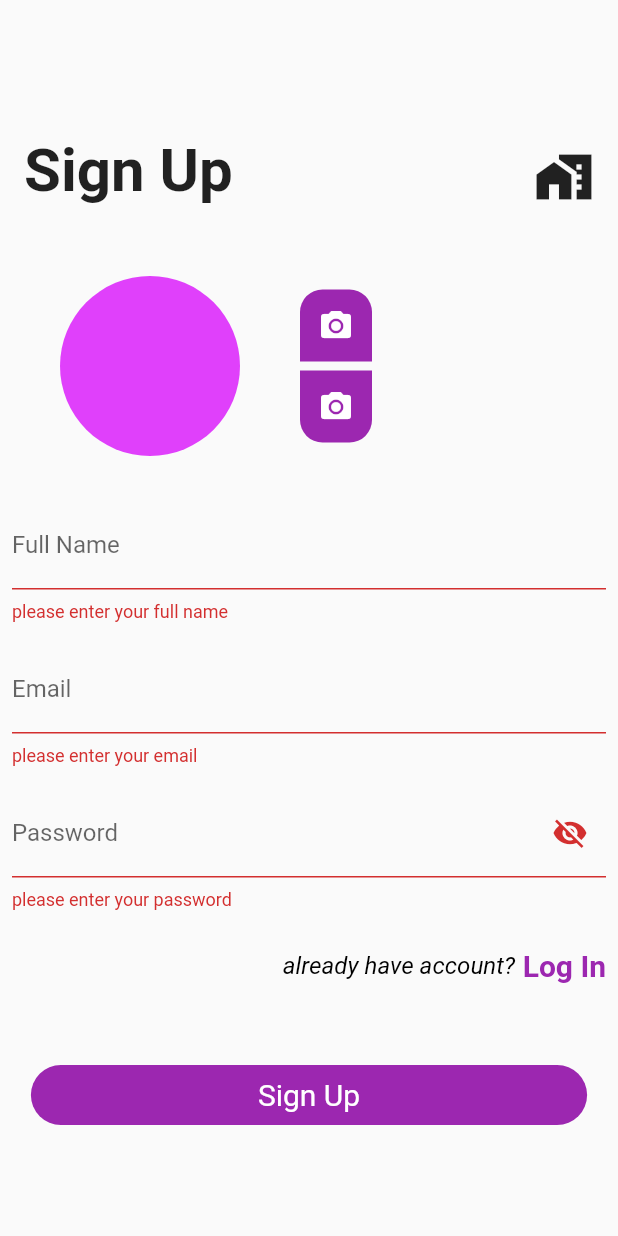
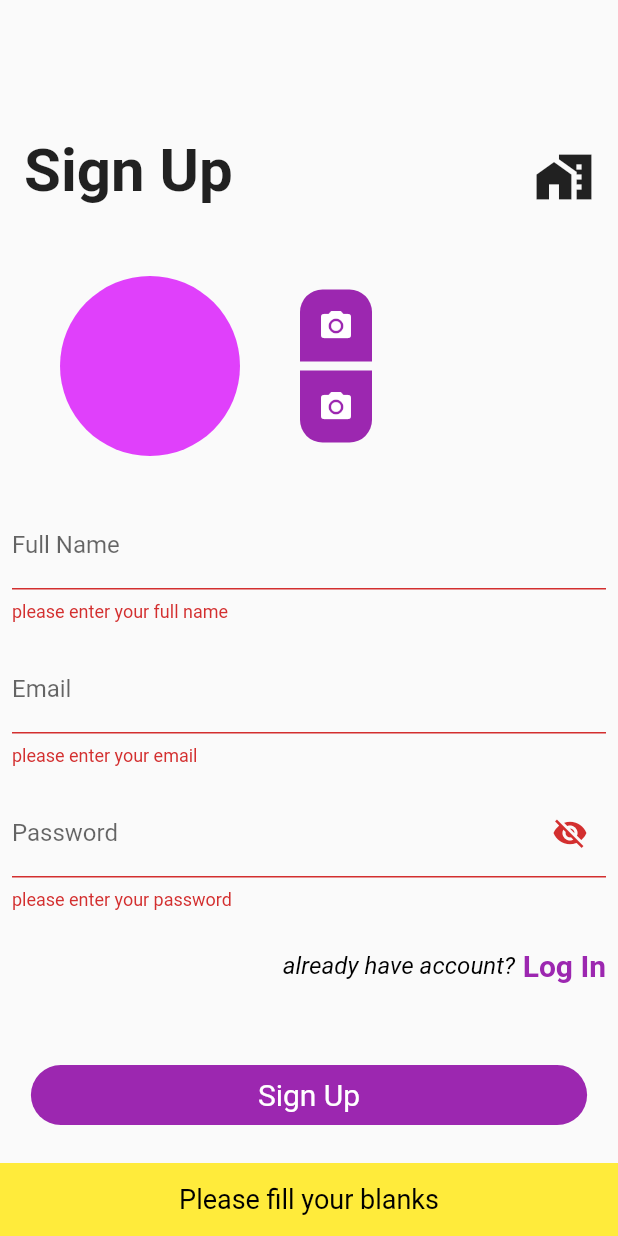
Before and after one commit to fluttberry/shop_app, a Flutter app: the screen it shows after launch, after a tap on "Sign Up", on a phone screen of 412 x 824 dp. Run offline on Flutter 3.47's test engine with Material 2 defaults, Android fonts, the phone set to English and light mode, and no system bars; our stand-ins replace animated_text_kit.

```diff
--- a/lib/app/constants/presentation/auth/customer_register.dart
+++ b/lib/app/constants/presentation/auth/customer_register.dart
@@ -13,19 +13,36 @@ class CustomerRegister extends StatefulWidget {
 }
 
 class _CustomerRegisterState extends State<CustomerRegister> {
-  final TextEditingController _nameController = TextEditingController();
-  final TextEditingController _emailController = TextEditingController();
-  final TextEditingController _passwordController = TextEditingController();
   late String _name;
   late String _email;
   late String _password;
 
   bool passwordVisible = false;
   final GlobalKey<FormState> _formKey = GlobalKey<FormState>();
+  final GlobalKey<ScaffoldMessengerState> _scaffoldKey =
+      GlobalKey<ScaffoldMessengerState>();
+  void showSnackBar() {
+    _scaffoldKey.currentState!.showSnackBar(
+      const SnackBar(
+        duration: Duration(seconds: 2),
+        backgroundColor: AppColors.yellow,
+        content: Text(
+          'Please fill your blanks',
+          textAlign: TextAlign.center,
+          style: TextStyle(
+            fontSize: 18,
+            color: AppColors.black,
+          ),
+        ),
+      ),
+    );
+  }
 
   @override
   Widget build(BuildContext context) {
-    return Scaffold(
+    return ScaffoldMessenger(
+      key: _scaffoldKey,
+      child: Scaffold(
         body: SafeArea(
           child: Center(
             child: SingleChildScrollView(
@@ -124,12 +141,14 @@ class _CustomerRegisterState extends State<CustomerRegister> {
                       child: Column(
                         children: [
                           TextFormFieldWidget(
-                          controller: _nameController,
+                            onChanged: (value) {
+                              _name = value;
+                            },
                             validator: (value) {
                               if (value!.isEmpty) {
                                 return 'please enter your full name';
                               }
-                            _name = _nameController.text;
+
                               return null;
                             },
                             keyBoardType: TextInputType.text,
@@ -140,14 +159,15 @@ class _CustomerRegisterState extends State<CustomerRegister> {
                             height: 15,
                           ),
                           TextFormFieldWidget(
-                          controller: _emailController,
+                            onChanged: (value) {
+                              _email = value;
+                            },
                             validator: (value) {
                               if (value!.isEmpty) {
                                 return 'please enter your email';
                               } else if (value.isValidEmail() == false) {
                                 return 'invalid email';
                               } else if (value.isValidEmail() == true) {
-                              _email = _emailController.text;
                                 return null;
                               }
                               return null;
@@ -160,12 +180,14 @@ class _CustomerRegisterState extends State<CustomerRegister> {
                             height: 15,
                           ),
                           TextFormFieldWidget(
-                          controller: _passwordController,
+                            onChanged: (value) {
+                              _password = value;
+                            },
                             validator: (value) {
                               if (value!.isEmpty) {
                                 return 'please enter your password';
                               }
-                            _password = _passwordController.text;
+
                               return null;
                             },
                             keyBoardType: TextInputType.visiblePassword,
@@ -222,10 +244,12 @@ class _CustomerRegisterState extends State<CustomerRegister> {
                           log(_password);
                         } else {
                           log('not valid');
+                          showSnackBar();
                         }
                       },
                     ),
                   ],
+                ),
               ),
             ),
           ),
--- a/lib/app/constants/presentation/widgets/auth_widgets/text_form_field_widget.dart
+++ b/lib/app/constants/presentation/widgets/auth_widgets/text_form_field_widget.dart
@@ -7,12 +7,12 @@ class TextFormFieldWidget extends StatelessWidget {
     required this.hintText,
     required this.labelText,
     required this.validator,
-    required this.controller,
+    required this.onChanged,
     this.widget,
     this.obscureText = false,
     required this.keyBoardType,
   });
-
+final Function(String)? onChanged;
   final String hintText;
   final String labelText;
   final Widget? widget;
@@ -24,7 +24,7 @@ class TextFormFieldWidget extends StatelessWidget {
   @override
   Widget build(BuildContext context) {
     return TextFormField(
-      controller: controller,
+      onChanged: onChanged,
       validator: validator,
       keyboardType: keyBoardType,
       obscureText: obscureText,
```
Lines whose indentation alone changed are shown as unchanged.
